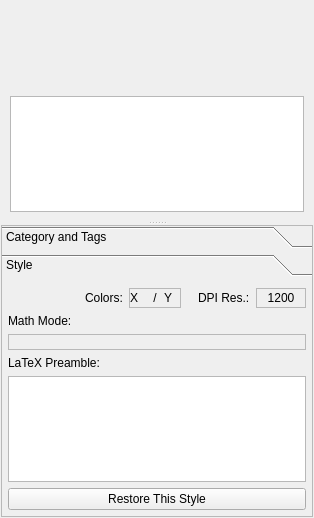
Qt form src/klflibentryeditor.ui (CryFeiFei/klatexformula) before a commit.
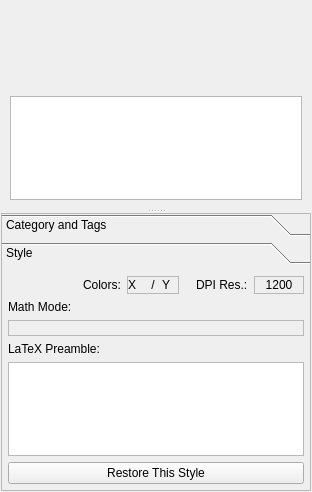
The same form after that commit. The open tabs and pages were chosen to show the change. Icons and pictures are not drawn. Custom widgets are drawn as their Qt base class.

Diff of the .ui file:
```diff
--- a/src/klflibentryeditor.ui
+++ b/src/klflibentryeditor.ui
@@ -6,8 +6,8 @@
    <rect>
     <x>0</x>
     <y>0</y>
-    <width>314</width>
-    <height>518</height>
+    <width>311</width>
+    <height>492</height>
    </rect>
   </property>
   <layout class="QGridLayout" name="lyt_KLFLibEntryEditor">
@@ -244,8 +244,8 @@
         <rect>
          <x>0</x>
          <y>0</y>
-         <width>308</width>
-         <height>244</height>
+         <width>290</width>
+         <height>186</height>
         </rect>
        </property>
        <property name="autoFillBackground">
@@ -358,8 +358,8 @@
           </property>
           <property name="sizeHint" stdset="0">
            <size>
-            <width>20</width>
-            <height>20</height>
+            <width>1</width>
+            <height>10</height>
            </size>
           </property>
          </spacer>
```
Left out of the diff: 14 changed lines with no effect on the pictures.
